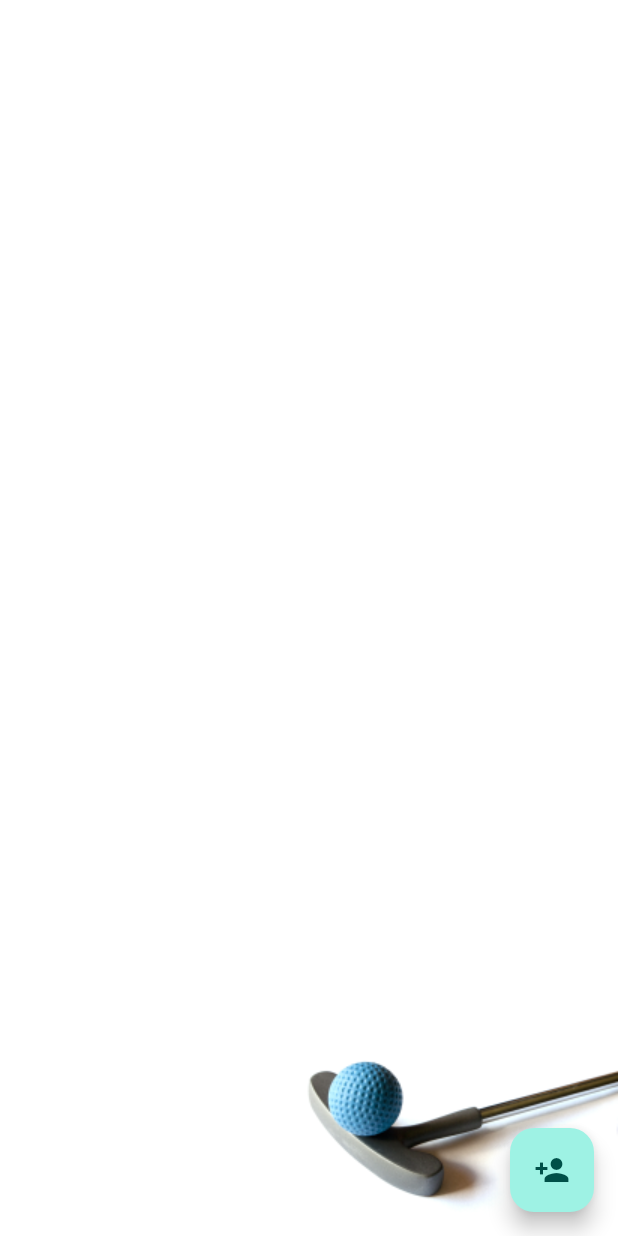
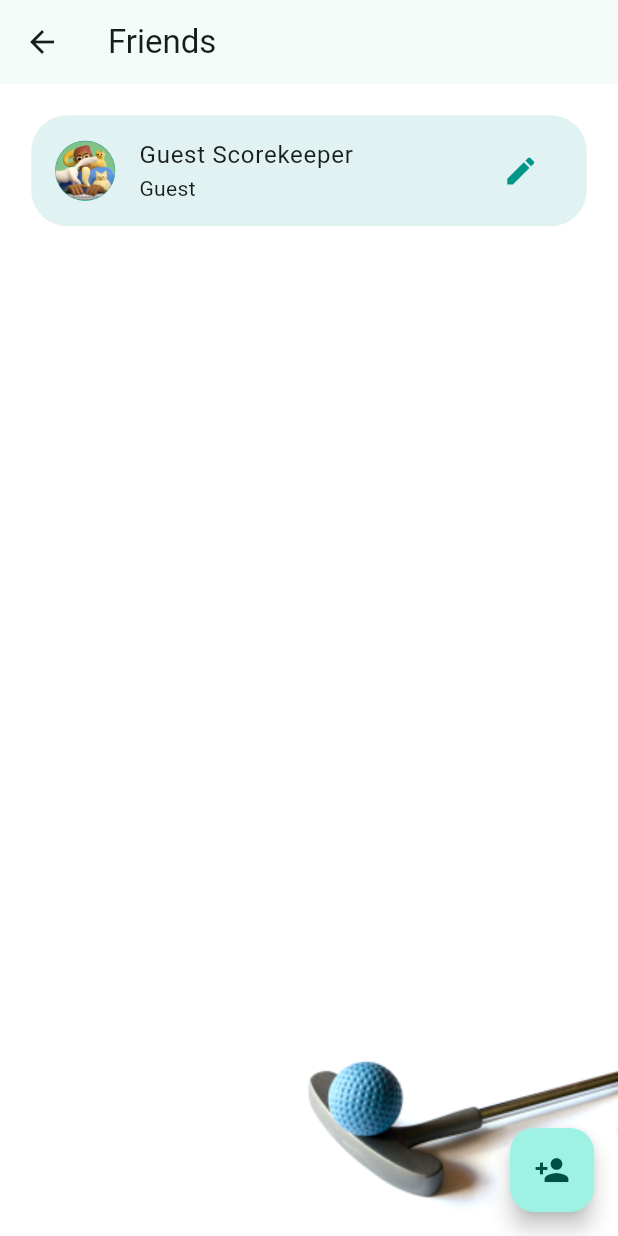
Before and after one commit to MrTaz/mini_golf_tracker, a Flutter app: the PlayersScreen screen opened by its route, on a phone screen of 412 x 824 dp. Run offline on Flutter 3.47's test engine with Material 3 defaults, Android fonts, the phone set to English and light mode, and no system bars; our stand-ins replace cached_network_image, cloud_firestore, confetti, firebase_auth, firebase_core, flutter_login and 9 more; missing offline and left inert: flutter_gravatar, random_x, word_generator, world_holidays; accounts and stored records are empty; Roboto replaces fonts that are missing (Merriweather).

Commit message:
fix(players): keep guest profile name stable

```diff
--- a/lib/player.dart
+++ b/lib/player.dart
@@ -22,6 +22,7 @@
       this.normalizedPhoneNumber,
       this.status,
       this.claimedByUid,
+      this.piiSharingPrefs = false,
       this.avatarImageLocation});
 
   // Factory method to create a Player object without populating fields
@@ -49,6 +50,7 @@
             ContactIdentity.normalizePhoneNumber(json['phone_number']),
         status: json['status'],
         claimedByUid: json['claimed_by_uid'],
+        piiSharingPrefs: json['pii_sharing_prefs'] ?? false,
         totalScore: json['total_score'] ?? 0,
         avatarImageLocation: json['avatar_image_location']);
   }
@@ -63,6 +65,7 @@
   String? normalizedEmail;
   String? normalizedPhoneNumber;
   String ownerId;
+  bool piiSharingPrefs;
   String? phoneNumber;
   String playerName;
   String? status;
@@ -80,6 +83,7 @@
       'normalized_phone_number': normalizedPhoneNumber,
       'status': status,
       'claimed_by_uid': claimedByUid,
+      'pii_sharing_prefs': piiSharingPrefs,
       'total_score': totalScore,
       'avatar_image_location': avatarImageLocation
     };
@@ -385,9 +389,10 @@
     final normalizedEmail = ContactIdentity.normalizeEmail(email);
     final normalizedPhoneNumber =
         ContactIdentity.normalizePhoneNumber(phoneNumber);
-    final emailMatches = (emailVerified || Utilities.isTestAccountBypass(email)) &&
-        normalizedEmail != null &&
-        normalizedEmail == player.normalizedEmail;
+    final emailMatches =
+        (emailVerified || Utilities.isTestAccountBypass(email)) &&
+            normalizedEmail != null &&
+            normalizedEmail == player.normalizedEmail;
     final phoneMatches = normalizedPhoneNumber != null &&
         normalizedPhoneNumber == player.normalizedPhoneNumber;
     return emailMatches || phoneMatches;
@@ -403,7 +408,8 @@
     final normalizedPhoneNumber =
         ContactIdentity.normalizePhoneNumber(phoneNumber);
     Player? candidate;
-    if ((emailVerified || Utilities.isTestAccountBypass(email)) && normalizedEmail != null) {
+    if ((emailVerified || Utilities.isTestAccountBypass(email)) &&
+        normalizedEmail != null) {
       candidate = await getPlayerByEmailFromDB(normalizedEmail);
     }
     candidate ??= normalizedPhoneNumber != null
--- a/lib/players_list_screen.dart
+++ b/lib/players_list_screen.dart
@@ -76,15 +76,6 @@
     });
   }
 
-  void toggleDetails() {
-    setState(() {
-      isDetailsOpen = !isDetailsOpen;
-      if (isDetailsOpen) {
-        isDropdownOpen = false;
-      }
-    });
-  }
-
   String getPlayerPositionSuffix(int position) {
     if (position % 10 == 1 && position % 100 != 11) {
       return "st";
@@ -98,45 +89,68 @@
   }
 
   Widget _buildPlayerListItem() {
+    final children = [
+      _buildReadOnlyDetails(),
+      _buildListItemDropDownEdit(),
+    ];
     return Card(
       elevation: 0,
       color: Colors.teal.shade50,
       shape: RoundedRectangleBorder(
         borderRadius: BorderRadius.circular(24.0),
       ),
-      child: Column(
+      child: widget.creatingGame == true
+          ? Column(
               children: [
-          // orderNumberText,
                 ListTile(
                   title: Text(widget.player.nickname),
                   subtitle: Text(widget.player.playerName),
                   leading: _buildLeadingWidget(),
                   enabled: _enabled,
                   selected: widget.isSelected,
-              iconColor:
-                  WidgetStateColor.resolveWith((Set<WidgetState> states) {
-                return states.contains(WidgetState.selected)
-                    ? Colors.green
-                    : Colors.teal;
-              }),
-              onTap: () {
-                if (widget.creatingGame == true) {
+                  iconColor: _iconColor(),
+                  onTap: _toggleGameSelection,
+                  trailing: _buildTrailingIcons(),
+                ),
+                _buildListItemDropDownEdit(),
+              ],
+            )
+          : ExpansionTile(
+              key: ValueKey('$isDetailsOpen-$isDropdownOpen'),
+              initiallyExpanded: isDetailsOpen || isDropdownOpen,
+              onExpansionChanged: (value) {
+                setState(() {
+                  isDetailsOpen = value;
+                  if (value) {
+                    isDropdownOpen = false;
+                  }
+                });
+              },
+              title: Text(widget.player.nickname),
+              subtitle: Text(widget.player.playerName),
+              leading: _buildLeadingWidget(),
+              enabled: _enabled,
+              iconColor: Colors.teal,
+              collapsedIconColor: Colors.teal,
+              trailing: _buildTrailingIcons(),
+              children: children,
+            ),
+    );
+  }
+
+  WidgetStateColor _iconColor() {
+    return WidgetStateColor.resolveWith((Set<WidgetState> states) {
+      return states.contains(WidgetState.selected) ? Colors.green : Colors.teal;
+    });
+  }
+
+  void _toggleGameSelection() {
     setState(() {
       isSelected = !isSelected;
     });
     if (widget.onPlayerSelected != null) {
       widget.onPlayerSelected!(widget.player);
     }
-                } else {
-                  toggleDetails();
-                }
-              },
-              trailing: _buildTrailingIcons()),
-          _buildReadOnlyDetails(),
-          _buildListItemDropDownEdit()
-        ],
-      ),
-    );
   }
 
   Widget _buildLeadingWidget() {
@@ -220,7 +234,7 @@
   }
 
   Widget _buildReadOnlyDetails() {
-    if (!isDetailsOpen || widget.creatingGame == true || isDropdownOpen) {
+    if (widget.creatingGame == true || isDropdownOpen) {
       return const SizedBox.shrink();
     }
 
@@ -230,12 +244,20 @@
         crossAxisAlignment: CrossAxisAlignment.stretch,
         children: [
           const Divider(),
-          _buildDetailRow('Email', widget.player.email ?? 'Not provided'),
-          _buildDetailRow('Phone', widget.player.phoneNumber ?? 'Not provided'),
+          _buildDetailRow('Email', _sharedContactValue(widget.player.email)),
+          _buildDetailRow(
+              'Phone', _sharedContactValue(widget.player.phoneNumber)),
           _buildDetailRow('Total Score', widget.player.totalScore.toString()),
         ],
       ),
     );
+  }
+
+  String _sharedContactValue(String? value) {
+    if (!widget.player.piiSharingPrefs) {
+      return 'Not shared';
+    }
+    return value ?? 'Not provided';
   }
 
   Widget _buildDetailRow(String label, String value) {
--- a/lib/players_screen.dart
+++ b/lib/players_screen.dart
@@ -93,8 +93,7 @@
   }
 
   void _initializePlayers() {
-    final availablePlayers =
-        loggedInUser?.getAllPlayerFriends() ?? Player.players;
+    final availablePlayers = _playersWithCreatorProfile();
 
     if (widget.currentlySelectedPlayers != null &&
         widget.currentlySelectedPlayers!.isNotEmpty) {
@@ -129,6 +128,26 @@
     }
   }
 
+  List<Player> _playersWithCreatorProfile() {
+    final sourcePlayers = loggedInUser?.getAllPlayerFriends() ?? Player.players;
+    final orderedPlayers = List<Player>.from(sourcePlayers);
+    final existingGuestProfile = orderedPlayers
+        .where((player) => player.id == 'guest')
+        .cast<Player?>()
+        .firstOrNull;
+    final creatorProfile = loggedInUser ??
+        existingGuestProfile ??
+        Player(
+          id: 'guest',
+          playerName: 'Guest',
+          nickname: 'Guest Scorekeeper',
+          ownerId: 'guest',
+          totalScore: 0,
+        );
+    orderedPlayers.removeWhere((player) => player.id == creatorProfile.id);
+    return [creatorProfile, ...orderedPlayers];
+  }
+
   Widget _buildPlayerListItem(int index, bool isSelected) {
     return PlayerListItem(
       key: Key('counter-$index'),
@@ -154,14 +173,17 @@
                 ),
               ],
             )
-          : (loggedInUser == null ? AppBar(title: const Text('Friends')) : null),
+          : (loggedInUser == null
+              ? AppBar(title: const Text('Friends'))
+              : null),
       body: Stack(
         children: [
           Utilities.backdropImageContinerWidget(),
           if (_isLoading)
             Center(
               child: Container(
-                padding: const EdgeInsets.symmetric(horizontal: 32.0, vertical: 40.0),
+                padding: const EdgeInsets.symmetric(
+                    horizontal: 32.0, vertical: 40.0),
                 margin: const EdgeInsets.symmetric(horizontal: 24.0),
                 decoration: BoxDecoration(
                   color: Colors.white.withValues(alpha: 0.85),
@@ -244,7 +266,9 @@
             )
         ],
       ),
-      bottomNavigationBar: (widget.creatingGame! && !showNewPlayerForm && !_isLoading)
+      bottomNavigationBar: (widget.creatingGame! &&
+              !showNewPlayerForm &&
+              !_isLoading)
           ? SafeArea(
               child: Padding(
                 padding: const EdgeInsets.all(16.0),
@@ -258,7 +282,9 @@
                       borderRadius: BorderRadius.circular(24.0),
                     ),
                   ),
-                  child: const Text('Add selected players to game.', style: TextStyle(fontSize: 16, fontWeight: FontWeight.bold)),
+                  child: const Text('Add selected players to game.',
+                      style:
+                          TextStyle(fontSize: 16, fontWeight: FontWeight.bold)),
                 ),
               ),
             )
```
Also changed, not shown: lib/player_create_screen.dart (+33 -7 lines), lib/player_form_widget.dart (+44 -13 lines), lib/player_profile_widget.dart (+37 -4 lines), 8 other files. Lines whose indentation alone changed are shown as unchanged.
